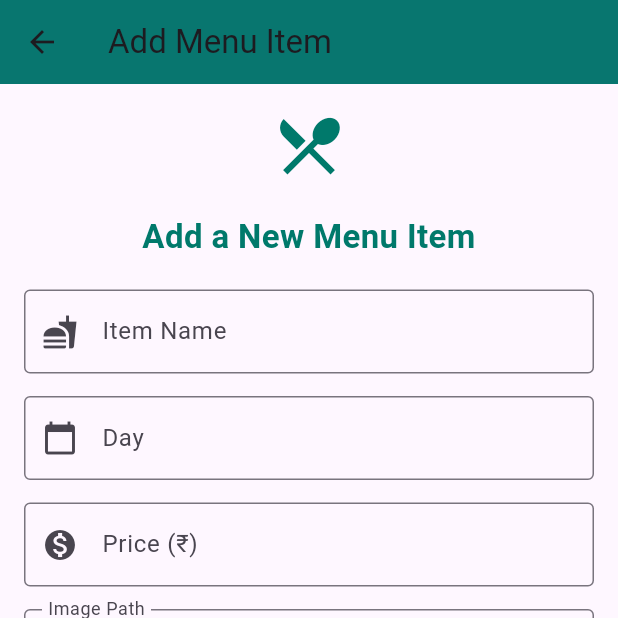
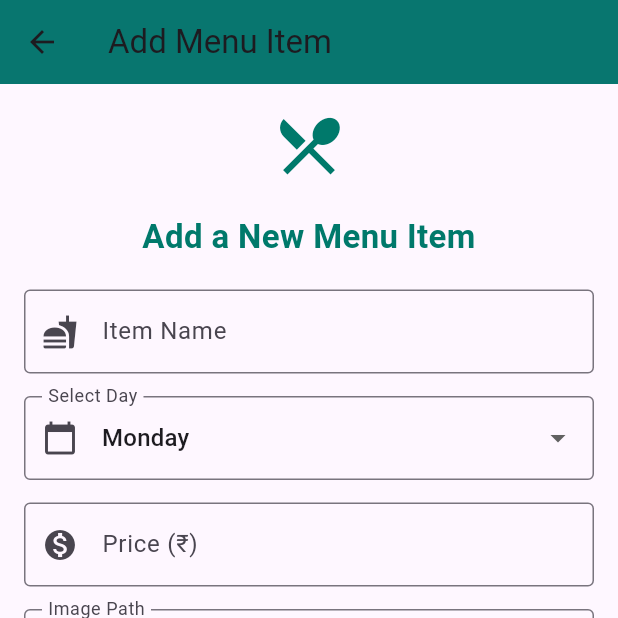
Before and after one commit to vishal-4703/dabevala, a Flutter app: the AddMenuItemPage screen opened by its route, after a tap on "➕ Add Item", on a phone screen of 412 x 824 dp, the top half of it. Run offline on Flutter 3.47's test engine with Material 3 defaults, Android fonts, the phone set to English and light mode, and no system bars; our stand-ins replace animate_do, animated_text_kit, carousel_slider, curved_navigation_bar, firebase_auth, firebase_core and 11 more; missing offline and left inert: flutter_glow, pay, razorpay_flutter; accounts and stored records are empty; statements that could not run were skipped.

Commit message:
home page update

```diff
--- a/lib/screens/AddMenuItemPage.dart
+++ b/lib/screens/AddMenuItemPage.dart
@@ -8,21 +8,32 @@ class AddMenuItemPage extends StatefulWidget {
 
 class _AddMenuItemPageState extends State<AddMenuItemPage> {
   final _itemNameController = TextEditingController();
-  final _dayController = TextEditingController();
   final _priceController = TextEditingController();
   final _imagePathController = TextEditingController(text: 'assets/');
 
   final DatabaseReference _dbRef = FirebaseDatabase.instance.ref().child("MenuItems");
 
   String _selectedCategory = "meals"; // Default category
+  String _selectedDay = "Monday"; // Default day
+
+  // List of days for the dropdown
+  final List<String> _daysOfWeek = [
+    "Monday",
+    "Tuesday",
+    "Wednesday",
+    "Thursday",
+    "Friday",
+    "Saturday",
+    "Sunday",
+    "All Day's",
+  ];
 
   void _addMenuItem() {
     final String itemName = _itemNameController.text.trim();
-    final String day = _dayController.text.trim();
     final String price = _priceController.text.trim();
     final String imagePath = _imagePathController.text.trim();
 
-    if (itemName.isEmpty || day.isEmpty || price.isEmpty || _selectedCategory.isEmpty) {
+    if (itemName.isEmpty || price.isEmpty || _selectedCategory.isEmpty || _selectedDay.isEmpty) {
       ScaffoldMessenger.of(context).showSnackBar(
         SnackBar(content: Text('⚠️ All fields are required!')),
       );
@@ -31,7 +42,7 @@ class _AddMenuItemPageState extends State<AddMenuItemPage> {
 
     _dbRef.push().set({
       "itemName": itemName,
-      "day": day,
+      "day": _selectedDay,
       "price": price,
       "assetImagePath": imagePath,
       "category": _selectedCategory,
@@ -46,7 +57,7 @@ class _AddMenuItemPageState extends State<AddMenuItemPage> {
       );
     });
 
-    print("✔ Added Item: $itemName | Day: $day | Price: ₹$price | Category: $_selectedCategory");
+    print("✔ Added Item: $itemName | Day: $_selectedDay | Price: ₹$price | Category: $_selectedCategory");
   }
 
   @override
@@ -79,13 +90,24 @@ class _AddMenuItemPageState extends State<AddMenuItemPage> {
               ),
             ),
             SizedBox(height: 15),
-            TextField(
-              controller: _dayController,
+            DropdownButtonFormField<String>(
+              value: _selectedDay,
               decoration: InputDecoration(
-                labelText: 'Day',
+                labelText: "Select Day",
                 border: OutlineInputBorder(),
                 prefixIcon: Icon(Icons.calendar_today),
               ),
+              items: _daysOfWeek.map((String day) {
+                return DropdownMenuItem<String>(
+                  value: day,
+                  child: Text(day),
+                );
+              }).toList(),
+              onChanged: (value) {
+                setState(() {
+                  _selectedDay = value!;
+                });
+              },
             ),
             SizedBox(height: 15),
             TextField(
@@ -135,7 +157,7 @@ class _AddMenuItemPageState extends State<AddMenuItemPage> {
                 ),
                 textStyle: TextStyle(fontSize: 18),
               ),
-              child: Text('➕ Add Item',style: TextStyle(fontWeight: FontWeight.bold,color: Colors.white, fontSize: 20)),
+              child: Text('➕ Add Item', style: TextStyle(fontWeight: FontWeight.bold, color: Colors.white, fontSize: 20)),
             ),
           ],
         ),
```
Also changed, not shown: assets/3people.jpg (added), assets/butterchicken.jpg (added), assets/chicken bryani.jpg (added), assets/chickentikka.jpg (added), assets/chole.jpg (added), assets/dhokla.jpg (added), assets/dum aloo.jpg (added), assets/fish4.webp (added), assets/kadhipakora.webp (added), assets/samosa.jpg (added), assets/vegbiryani.jpg (added).
